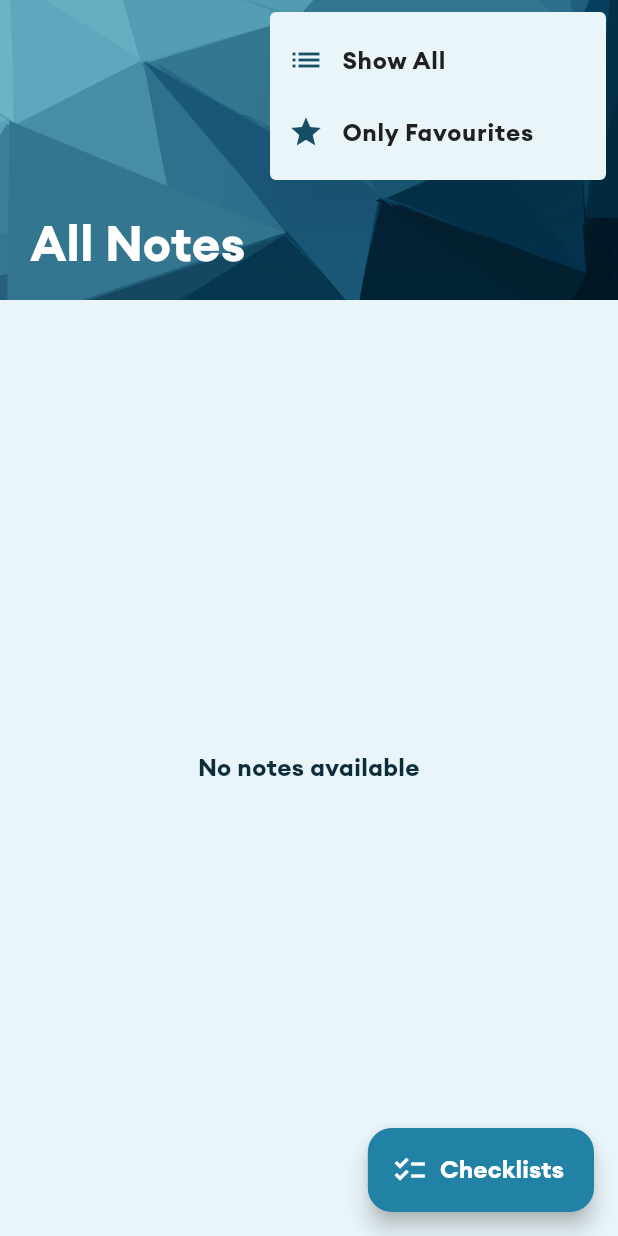
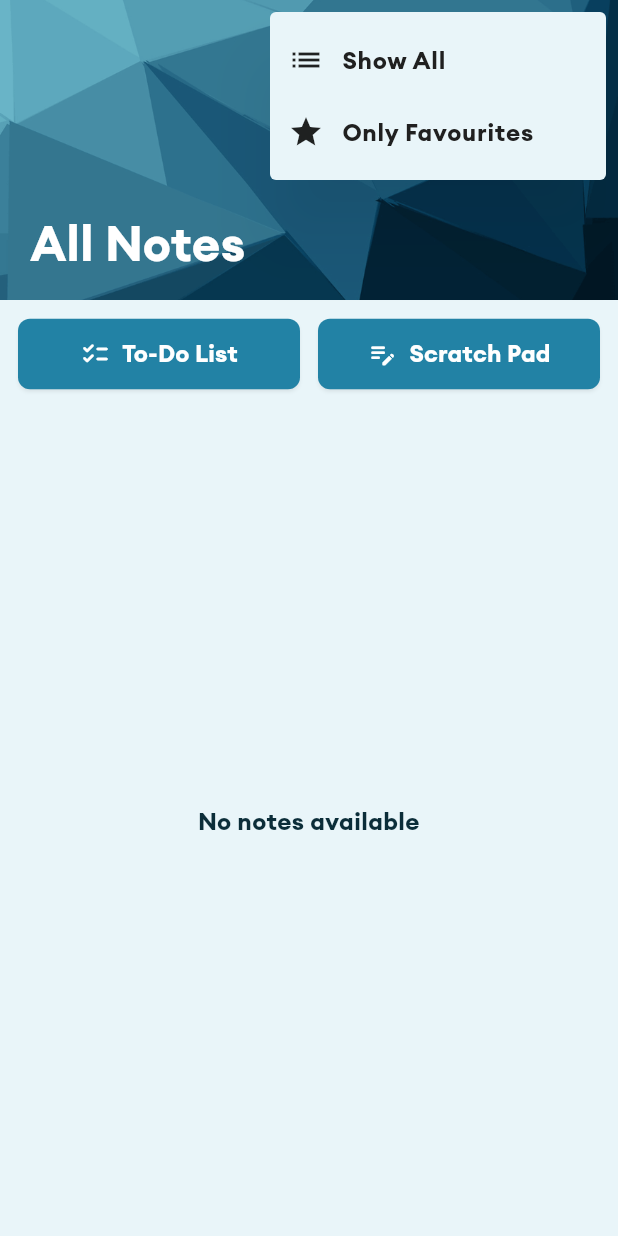
Before and after one commit to rojanshr1996/notester, a Flutter app: the NotesScreen screen opened by its route, after a tap on the "filter list" icon, on a phone screen of 412 x 824 dp. Run offline on Flutter 3.47's test engine with Material 3 defaults, Android fonts, the light colour scheme and no system bars; our stand-ins replace cached_network_image, cloud_firestore, equatable, file_picker, firebase_auth, firebase_core and 18 more; missing offline and left inert: custom_widgets, flutter_email_sender, image_gallery_saver_plus, pdfx, scribble; accounts and stored records are empty.

Commit message:
refactor: bug fixes and permission handled

```diff
--- a/lib/view/checklists/checklists_screen.dart
+++ b/lib/view/checklists/checklists_screen.dart
@@ -39,7 +39,7 @@ class _ChecklistsScreenState extends State<ChecklistsScreen> {
       child: Scaffold(
         backgroundColor: Theme.of(context).scaffoldBackgroundColor,
         appBar: AppBar(
-          title: const Text('Checklists'),
+          title: const Text('To-Do List'),
           actions: [
             IconButton(
               onPressed: () async {
--- a/lib/view/notes/notes_screen.dart
+++ b/lib/view/notes/notes_screen.dart
@@ -122,17 +122,17 @@ class _NotesScreenState extends State<NotesScreen> {
         child: Scaffold(
           backgroundColor: Theme.of(context).scaffoldBackgroundColor,
           body: _buildNotesTab(),
-          floatingActionButton: FloatingActionButton.extended(
-            onPressed: () {
-              Utilities.openNamedActivity(context, Routes.checklists);
-            },
-            icon: const Icon(Icons.checklist, color: AppColors.cWhite),
-            label: const Text(
-              'Checklists',
-              style: TextStyle(color: AppColors.cWhite),
-            ),
-            backgroundColor: AppColors.cBlueShade,
-          ),
+          // floatingActionButton: FloatingActionButton.extended(
+          //   onPressed: () {
+          //     Utilities.openNamedActivity(context, Routes.checklists);
+          //   },
+          //   icon: const Icon(Icons.checklist, color: AppColors.cWhite),
+          //   label: const Text(
+          //     'Checklists',
+          //     style: TextStyle(color: AppColors.cWhite),
+          //   ),
+          //   backgroundColor: AppColors.cBlueShade,
+          // ),
         ),
       ),
     );
@@ -298,9 +298,8 @@ class _NotesScreenState extends State<NotesScreen> {
                                       children: [
                                         Icon(
                                           Icons.list,
-                                          color: Theme.of(context)
-                                              .colorScheme
-                                              .primary,
+                                          color:
+                                              Theme.of(context).iconTheme.color,
                                         ),
                                         const SizedBox(width: 12),
                                         Text("Show All",
@@ -316,9 +315,8 @@ class _NotesScreenState extends State<NotesScreen> {
                                       children: [
                                         Icon(
                                           Icons.star,
-                                          color: Theme.of(context)
-                                              .colorScheme
-                                              .primary,
+                                          color:
+                                              Theme.of(context).iconTheme.color,
                                         ),
                                         const SizedBox(width: 12),
                                         Text("Only Favourites",
@@ -331,6 +329,60 @@ class _NotesScreenState extends State<NotesScreen> {
                                 ],
                               )
                             ],
+                          ),
+                          SliverToBoxAdapter(
+                            child: Padding(
+                              padding: const EdgeInsets.symmetric(
+                                  horizontal: 12, vertical: 12),
+                              child: Row(
+                                crossAxisAlignment: CrossAxisAlignment.start,
+                                children: [
+                                  Expanded(
+                                    child: ElevatedButton.icon(
+                                      onPressed: () {
+                                        Utilities.openNamedActivity(
+                                            context, Routes.checklists);
+                                      },
+                                      icon: const Icon(Icons.checklist_rounded,
+                                          size: 20),
+                                      label: const Text('To-Do List'),
+                                      style: ElevatedButton.styleFrom(
+                                        backgroundColor: AppColors.cBlueShade,
+                                        foregroundColor: AppColors.cWhite,
+                                        padding: const EdgeInsets.symmetric(
+                                            vertical: 12, horizontal: 16),
+                                        shape: RoundedRectangleBorder(
+                                          borderRadius:
+                                              BorderRadius.circular(8),
+                                        ),
+                                      ),
+                                    ),
+                                  ),
+                                  const SizedBox(width: 12),
+                                  Expanded(
+                                    child: ElevatedButton.icon(
+                                      onPressed: () {
+                                        Utilities.openNamedActivity(
+                                            context, Routes.scratchpad);
+                                      },
+                                      icon: const Icon(Icons.edit_note_rounded,
+                                          size: 20),
+                                      label: const Text('Scratch Pad'),
+                                      style: ElevatedButton.styleFrom(
+                                        backgroundColor: AppColors.cBlueShade,
+                                        foregroundColor: AppColors.cWhite,
+                                        padding: const EdgeInsets.symmetric(
+                                            vertical: 12, horizontal: 16),
+                                        shape: RoundedRectangleBorder(
+                                          borderRadius:
+                                              BorderRadius.circular(8),
+                                        ),
+                                      ),
+                                    ),
+                                  ),
+                                ],
+                              ),
+                            ),
                           ),
                           if (allNotes.isNotEmpty)
                             NotesListView(
--- a/lib/view/route/app_router.dart
+++ b/lib/view/route/app_router.dart
@@ -9,6 +9,7 @@ import 'package:notester/view/auth/login_screen.dart';
 import 'package:notester/view/auth/signup_screen.dart';
 import 'package:notester/view/checklists/checklists_screen.dart';
 import 'package:notester/view/notes/create_update_notes_view.dart';
+import 'package:notester/view/scratchpad/scratchpad_screen.dart';
 import 'package:notester/view/notes/notes_screen.dart';
 import 'package:notester/view/notes/pdf_viewer_screen.dart';
 import 'package:notester/view/profile/profile_screen.dart';
@@ -42,6 +43,9 @@ class AppRouter {
 
       case Routes.checklists:
         return MaterialPageRoute(builder: (_) => const ChecklistsScreen());
+
+      case Routes.scratchpad:
+        return MaterialPageRoute(builder: (_) => const ScratchpadScreen());
 
       case Routes.verifyEmail:
         return MaterialPageRoute(builder: (_) => const EmailVerifyScreen());
--- a/lib/view/route/routes.dart
+++ b/lib/view/route/routes.dart
@@ -11,6 +11,7 @@ class Routes {
   static const String notesImage = '/notes/image';
   static const String createUpdateNote = '/notes/new-note';
   static const String checklists = '/checklists';
+  static const String scratchpad = '/scratchpad';
   static const String settings = '/settings';
   static const String verifyEmail = '/verifyEmail';
   static const String forgotPassword = '/forgotPassword';
--- a/pubspec.yaml
+++ b/pubspec.yaml
@@ -50,6 +50,9 @@ dependencies:
   pdf: ^3.11.1
   printing: ^5.13.4
   permission_handler: ^11.3.1
+  scribble: ^0.10.0
+  image_gallery_saver_plus: ^4.0.1
+  screenshot: ^3.0.0
 
 flutter_launcher_icons:
   android: "launcher_icon"
```
Also changed, not shown: 5 other files.
